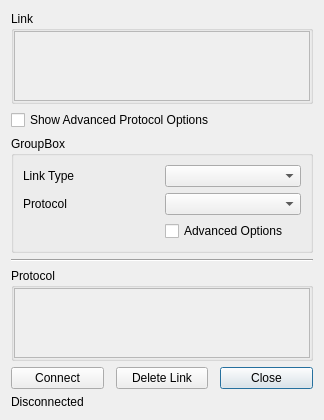
This is src/ui/CommSettings.ui in mavlink/qgroundcontrol as Qt 5 draws it before an edit. The edited form follows.
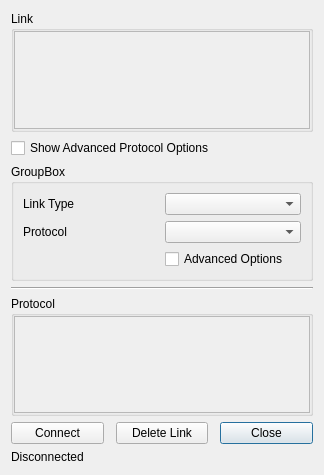
This is the edited form.

Commit message: Cleaned up comm settings widget

What changed in the file:
```diff
--- a/src/ui/CommSettings.ui
+++ b/src/ui/CommSettings.ui
@@ -7,7 +7,7 @@
     <x>0</x>
     <y>0</y>
     <width>324</width>
-    <height>415</height>
+    <height>475</height>
    </rect>
   </property>
   <property name="windowTitle">
@@ -36,8 +36,8 @@
           <rect>
            <x>0</x>
            <y>0</y>
-           <width>302</width>
-           <height>69</height>
+           <width>292</width>
+           <height>81</height>
           </rect>
          </property>
         </widget>
@@ -126,8 +126,8 @@
           <rect>
            <x>0</x>
            <y>0</y>
-           <width>302</width>
-           <height>69</height>
+           <width>292</width>
+           <height>81</height>
           </rect>
          </property>
         </widget>
@@ -136,19 +136,6 @@
      </layout>
     </widget>
    </item>
-   <item>
-    <spacer name="verticalSpacer">
-     <property name="orientation">
-      <enum>Qt::Vertical</enum>
-     </property>
-     <property name="sizeHint" stdset="0">
-      <size>
-       <width>20</width>
-       <height>40</height>
-      </size>
-     </property>
-    </spacer>
-   </item>
    <item>
     <layout class="QHBoxLayout" name="horizontalLayout">
      <property name="spacing">
```
Left out of the diff: 1 changed line with no effect on the pictures.
